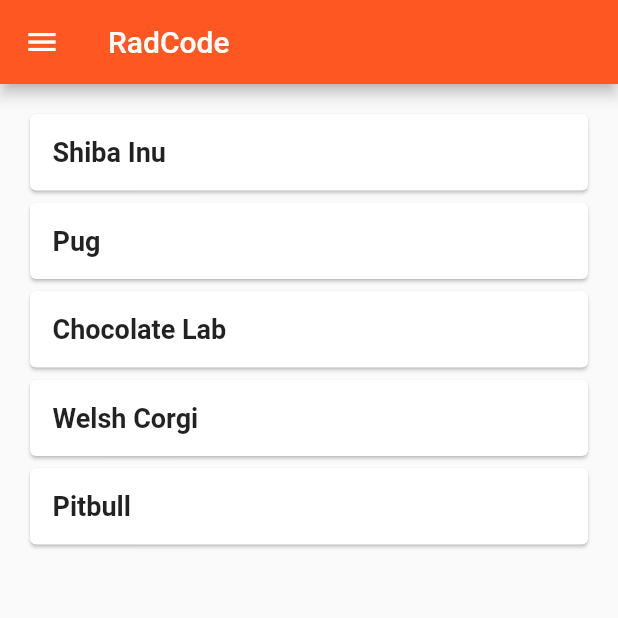
After one commit to escherdykhouse/devslopes_flutter_project, a Flutter app: the RadCodePage screen opened by its route, on a phone screen of 412 x 824 dp, the top half of it. The commit adds this screen. Run offline on Flutter 3.47's test engine with Material 2 defaults, Android fonts, the phone set to English and light mode, and no system bars.

Commit message:
Dummy data
A list of dogs

```diff
--- /dev/null
+++ b/devslopes_course_app/lib/dummy_data.dart
@@ -0,0 +1,11 @@
+import 'post.dart';
+
+List<RadPost> getPosts() {
+  return [
+    RadPost("Shiba Inu","https://en.wikipedia.org/wiki/Shiba_Inu",["shibe","shiba","medium","japanese"]),
+    RadPost("Pug","https://en.wikipedia.org/wiki/pug",["snorts","small","european"]),
+    RadPost("Chocolate Lab","https://en.wikipedia.org/wiki/Labrador_Retriever#Brown/Liver/Chocolate_Labradors",["labrador","canadian","european","large","chocolate"]),
+    RadPost("Welsh Corgi","https://en.wikipedia.org/wiki/Welsh_Corgi",["uk","wales","small","welsh"]),
+    RadPost("Pitbull","https://en.wikipedia.org/wiki/Pit_bull",["terrier","medium","american"])
+  ];
+}
--- a/devslopes_course_app/lib/main.dart
+++ b/devslopes_course_app/lib/main.dart
@@ -3,6 +3,7 @@ import 'package:flutter/material.dart';
 import 'layout.dart';
 import 'secondScreen.dart';
 import 'thirdScreen.dart';
+import 'radcode.dart';
 
 void main() => runApp(FlutterApp());
 
@@ -17,6 +18,7 @@ class FlutterApp extends StatelessWidget {
       initialRoute: '/',
       routes: {
         '/pagethree': (context) => ThirdScreen(),
+        '/radcode': (context) => RadCodePage(),
       }
     );
   }
@@ -45,6 +47,12 @@ class HomePage extends StatelessWidget {
         ],
       ),
       body: LayoutView(),
+      persistentFooterButtons: <Widget>[FlatButton(
+        child: Text("RadCode"),
+        onPressed: () {
+          Navigator.of(context).pushNamed("/radcode");
+        },
+      )],
     );
   }
 }
--- /dev/null
+++ b/devslopes_course_app/lib/post.dart
@@ -0,0 +1,7 @@
+class RadPost {
+  final String title;
+  final String url;
+  final List<String> tags;
+
+  RadPost(this.title,this.url,this.tags);
+}
--- /dev/null
+++ b/devslopes_course_app/lib/posts_list.dart
@@ -0,0 +1,38 @@
+import 'package:flutter/material.dart';
+import 'dummy_data.dart';
+import 'post.dart';
+
+class PostsList extends StatelessWidget {
+  PostsList() : super();
+
+  final posts = getPosts();
+
+  @override
+  Widget build(BuildContext context) {
+    return ListView.builder(
+      padding: EdgeInsets.all(16.0),
+      itemBuilder: (BuildContext _context, int i) {
+        if (i < posts.length) {
+          return buildPostCard(posts[i]);
+        }
+      },
+    );
+  }
+}
+
+Widget buildPostCard(RadPost post) {
+  return Card(
+    child: Container(
+      padding: EdgeInsets.all(15),
+      child: Column(
+        children: <Widget>[
+          Container(child: Text(post.title,
+                style: TextStyle(fontSize: 18, fontWeight: FontWeight.bold)),
+                width: double.infinity,
+                ),
+
+        ],
+      ),
+    ),
+  );
+}
--- /dev/null
+++ b/devslopes_course_app/lib/radcode.dart
@@ -0,0 +1,26 @@
+import 'package:flutter/material.dart';
+import 'posts_list.dart';
+
+class RadCodePage extends StatefulWidget {
+  @override
+  _RadCodePageState createState() => _RadCodePageState();
+}
+
+class _RadCodePageState extends State<RadCodePage> {
+  @override
+  Widget build(BuildContext context) {
+    return Scaffold(
+      appBar: AppBar(
+        title: Text("RadCode"),
+      ),
+      body: PostsList(),
+      drawer: Drawer(
+        child: Container(
+          padding: EdgeInsets.only(left: 20, top: 44),
+          color: Colors.white,
+          child: Text("Test"),
+        ),
+      ),
+    );
+  }
+}
```
Also changed, not shown: 1 other file.
